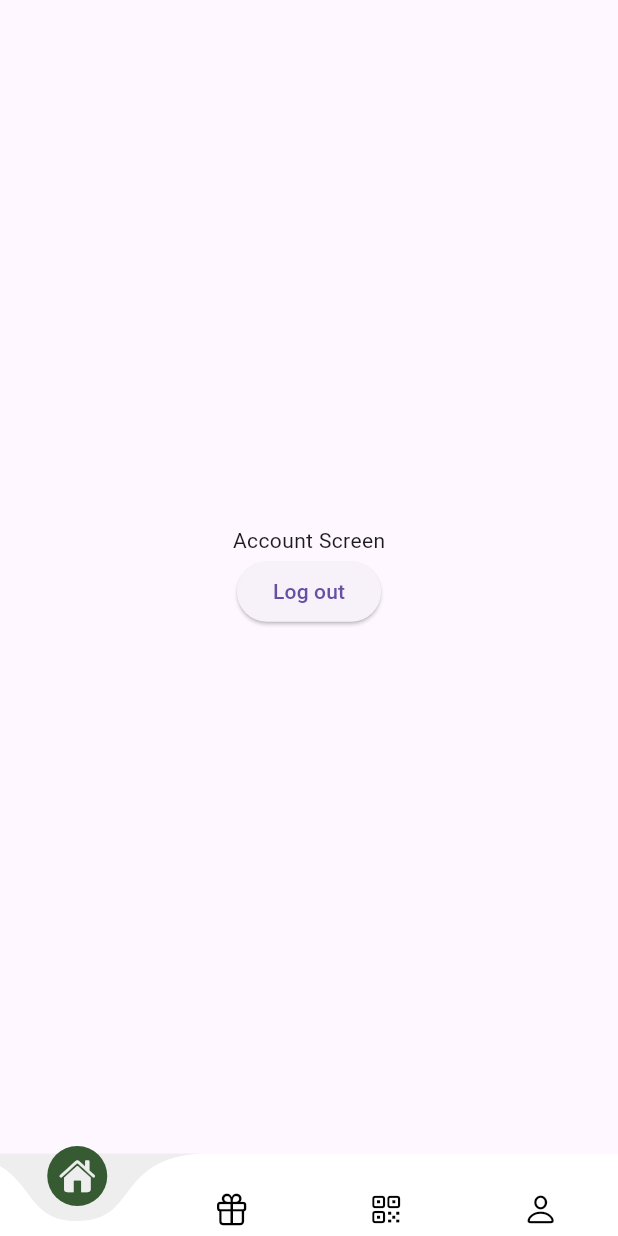
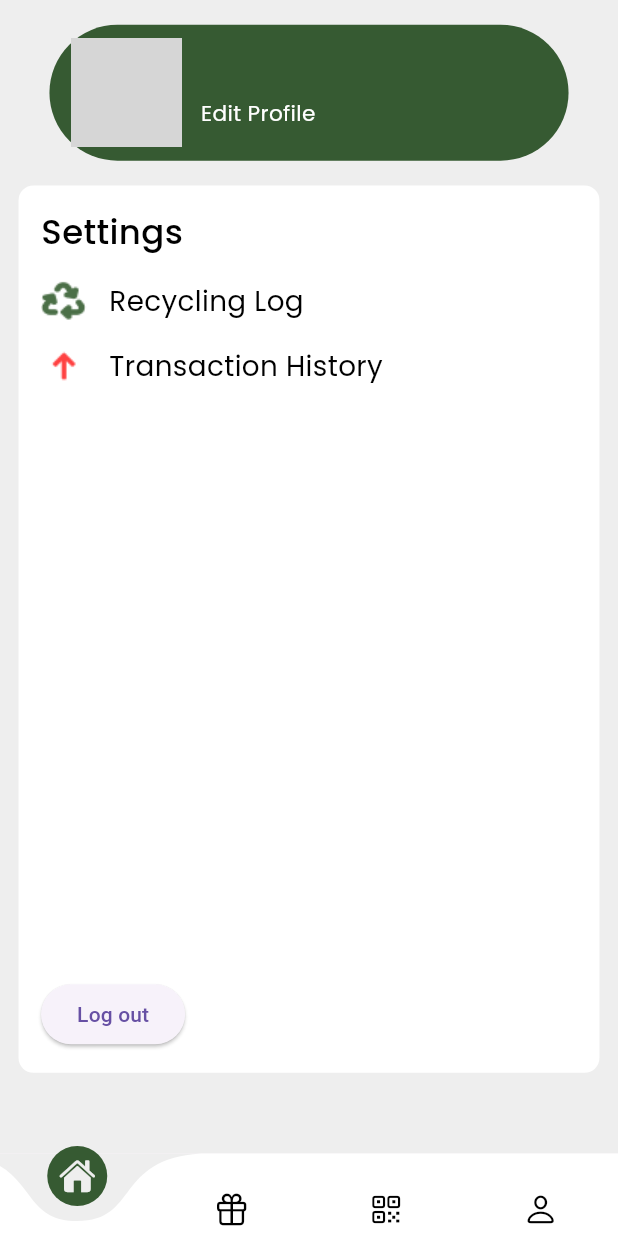
Before and after one commit to kimrolx/EcoPoints-Mobile, a Flutter app: the AccountScreen screen opened by its route, after a tap on "Log out", on a phone screen of 412 x 824 dp. Run offline on Flutter 3.47's test engine with Material 3 defaults, Android fonts, the phone set to English and light mode, and no system bars; drawn by our look-alikes of curved_navigation_bar; our stand-ins replace firebase_auth, firebase_core, flutter_spinkit, flutter_svg, form_field_validator, gap and 6 more; accounts and stored records are empty; network calls fail; grey boxes are pictures that could not be loaded.

Commit message:
added account screen with google picture and name, added placeholders for account subroutes

```diff
--- a/lib/main.dart
+++ b/lib/main.dart
@@ -1,9 +1,11 @@
 import 'package:firebase_core/firebase_core.dart';
 import 'package:flutter/material.dart';
+import 'package:get_it/get_it.dart';
 
 import 'firebase_options.dart';
 import 'src/controllers/auth_controller.dart';
 import 'src/routes/router.dart';
+import 'src/shared/services/user_service.dart';
 import 'src/shared/utils/local_storage_util.dart';
 
 void main() async {
@@ -12,11 +14,16 @@ void main() async {
     options: DefaultFirebaseOptions.currentPlatform,
   );
   await LocalStorage.init();
-  AuthController.initialize();
+  setupServices();
   GlobalRouter.initialize();
   await AuthController.I.loadSession();
 
   runApp(const MainApp());
+}
+
+void setupServices() {
+  GetIt.instance.registerLazySingleton<UserService>(() => UserService());
+  AuthController.initialize();
 }
 
 class MainApp extends StatelessWidget {
--- a/lib/src/features/screens/account-screen/account_screen.dart
+++ b/lib/src/features/screens/account-screen/account_screen.dart
@@ -1,32 +1,114 @@
+import 'package:firebase_auth/firebase_auth.dart';
 import 'package:flutter/material.dart';
+import 'package:get_it/get_it.dart';
 
+import '../../../components/constants/colors/ecopoints_colors.dart';
 import '../../../components/dialogs/loading_dialog.dart';
 import '../../../controllers/auth_controller.dart';
+import '../../../models/setting_option_model.dart';
+import '../../../routes/router.dart';
+import '../../../shared/services/user_service.dart';
+import '../edit-profile-screen/edit_profile_screen.dart';
+import '../recycling-log-screen/recycling_log_screen.dart';
+import 'widgets/edit_profile.dart';
+import 'widgets/settings_menu.dart';
 
-class AccountScreen extends StatelessWidget {
+class AccountScreen extends StatefulWidget {
   static const String route = "/account";
   static const String path = "/account";
-  static const String name = "Account Name";
+  static const String name = "AccountScreen";
   const AccountScreen({super.key});
 
   @override
+  State<AccountScreen> createState() => _AccountScreenState();
+}
+
+class _AccountScreenState extends State<AccountScreen> {
+  final UserService _userService = GetIt.instance<UserService>();
+  User? user;
+  String? photoURL;
+  String? displayName;
+  String? email;
+  late List<SettingOption> settingsOptions;
+
+  @override
+  void initState() {
+    super.initState();
+    getUserInfo();
+    initializeSettingsOptions();
+  }
+
+  void getUserInfo() {
+    setState(() {
+      user = _userService.getCurrentUser();
+      photoURL = _userService.getCurrentUserPhotoURL();
+      displayName = _userService.getCurrentUserName();
+      email = _userService.getCurrentUserEmail();
+    });
+  }
+
+  void initializeSettingsOptions() {
+    settingsOptions = [
+      SettingOption(
+        iconPath: 'assets/icons/recycle-icon.png',
+        name: 'Recycling Log',
+        onTap: onRecyclingLogClick,
+      ),
+      SettingOption(
+        iconPath: 'assets/icons/deduct-icon.png',
+        name: 'Transaction History',
+        onTap: () {
+          //TODO: add transaction history event handler here
+          print('Transaction History tapped');
+        },
+      ),
+    ];
+  }
+
+  @override
   Widget build(BuildContext context) {
+    double width = MediaQuery.of(context).size.width;
+    double height = MediaQuery.of(context).size.height;
+
     return Scaffold(
-      body: Center(
-        child: Column(
-          mainAxisAlignment: MainAxisAlignment.center,
-          children: [
-            const Text("Account Screen"),
-            ElevatedButton(
-              onPressed: () {
-                onLogoutClick(context);
-              },
-              child: const Text("Log out"),
-            ),
-          ],
+      backgroundColor: EcoPointsColors.lighGray,
+      body: SafeArea(
+        child: Center(
+          child: Column(
+            children: [
+              Padding(
+                padding: EdgeInsets.symmetric(
+                    horizontal: width * 0.08, vertical: height * 0.02),
+                child: EditProfileAccountScreen(
+                  onTap: onEditProfileClick,
+                  displayName: displayName ?? "Name Here",
+                  photoURL: photoURL ?? '',
+                ),
+              ),
+              Padding(
+                padding: EdgeInsets.only(
+                  left: width * 0.03,
+                  right: width * 0.03,
+                  bottom: height * 0.02,
+                ),
+                child: SettingsMenuAccountScreen(
+                  settingsOptions: settingsOptions,
+                ),
+              ),
+            ],
+          ),
         ),
       ),
     );
+  }
+
+  onEditProfileClick() {
+    GlobalRouter.I.router.push(EditProfileScreen.route);
+  }
+
+  void onRecyclingLogClick() {
+    GlobalRouter.I.router
+        .push('${AccountScreen.path}/${RecyclingLogScreen.route}');
   }
 
   void onLogoutClick(BuildContext context) {
@@ -35,6 +117,7 @@ class AccountScreen extends StatelessWidget {
       future: Future.delayed(const Duration(seconds: 1)).then((_) async {
         await AuthController.I.logout();
       }),
+      prompt: "Logging out...",
     );
   }
 }
--- /dev/null
+++ b/lib/src/features/screens/account-screen/widgets/edit_profile.dart
@@ -0,0 +1,76 @@
+import 'package:ecopoints/src/components/constants/text_style/ecopoints_themes.dart';
+import 'package:flutter/material.dart';
+import 'package:gap/gap.dart';
+
+import '../../../../components/constants/colors/ecopoints_colors.dart';
+
+class EditProfileAccountScreen extends StatelessWidget {
+  final Function() onTap;
+  final String displayName;
+  final String photoURL;
+  const EditProfileAccountScreen({
+    super.key,
+    required this.onTap,
+    required this.displayName,
+    required this.photoURL,
+  });
+
+  @override
+  Widget build(BuildContext context) {
+    double width = MediaQuery.of(context).size.width;
+    double height = MediaQuery.of(context).size.height;
+
+    return InkWell(
+      onTap: onTap,
+      child: Container(
+        width: width,
+        height: height * 0.11,
+        decoration: BoxDecoration(
+          color: EcoPointsColors.darkGreen,
+          borderRadius: BorderRadius.circular(50),
+        ),
+        child: Padding(
+          padding: EdgeInsets.symmetric(
+            horizontal: width * 0.035,
+            vertical: height * 0.011,
+          ),
+          child: Row(
+            children: [
+              CircleAvatar(
+                backgroundImage: NetworkImage(photoURL),
+                radius: width * 0.09,
+              ),
+              Gap(height * 0.015),
+              Expanded(
+                child: Column(
+                  crossAxisAlignment: CrossAxisAlignment.start,
+                  mainAxisAlignment: MainAxisAlignment.center,
+                  children: [
+                    Flexible(
+                      child: Text(
+                        displayName,
+                        style: EcoPointsTextStyles.whiteTextStyle(
+                          size: width * 0.05,
+                          weight: FontWeight.w600,
+                        ),
+                      ),
+                    ),
+                    Flexible(
+                      child: Text(
+                        "Edit Profile",
+                        style: EcoPointsTextStyles.whiteTextStyle(
+                          size: width * 0.035,
+                          weight: FontWeight.normal,
+                        ),
+                      ),
+                    ),
+                  ],
+                ),
+              ),
+            ],
+          ),
+        ),
+      ),
+    );
+  }
+}
--- /dev/null
+++ b/lib/src/features/screens/account-screen/widgets/settings_menu.dart
@@ -0,0 +1,88 @@
+import 'package:flutter/material.dart';
+import 'package:gap/gap.dart';
+
+import '../../../../components/constants/colors/ecopoints_colors.dart';
+import '../../../../components/constants/text_style/ecopoints_themes.dart';
+import '../../../../components/dialogs/loading_dialog.dart';
+import '../../../../controllers/auth_controller.dart';
+import '../../../../models/setting_option_model.dart';
+
+class SettingsMenuAccountScreen extends StatelessWidget {
+  final List<SettingOption> settingsOptions;
+  const SettingsMenuAccountScreen({super.key, required this.settingsOptions});
+
+  @override
+  Widget build(BuildContext context) {
+    double width = MediaQuery.of(context).size.width;
+    double height = MediaQuery.of(context).size.height;
+
+    return Container(
+      width: width,
+      height: height * 0.718,
+      decoration: BoxDecoration(
+        color: EcoPointsColors.white,
+        borderRadius: BorderRadius.circular(10),
+      ),
+      child: Padding(
+        padding: const EdgeInsets.all(15.0),
+        child: Column(
+          crossAxisAlignment: CrossAxisAlignment.start,
+          children: [
+            Text(
+              "Settings",
+              style: EcoPointsTextStyles.blackTextStyle(
+                size: width * 0.055,
+                weight: FontWeight.w500,
+              ),
+            ),
+            Gap(height * 0.02),
+            Expanded(
+              child: ListView.builder(
+                itemCount: settingsOptions.length,
+                itemBuilder: (context, index) {
+                  final option = settingsOptions[index];
+                  return Column(
+                    children: [
+                      InkWell(
+                        onTap: option.onTap,
+                        child: Row(
+                          children: [
+                            Image.asset(option.iconPath),
+                            Gap(width * 0.035),
+                            Text(
+                              option.name,
+                              style: EcoPointsTextStyles.blackTextStyle(
+                                size: width * 0.045,
+                                weight: FontWeight.normal,
+                              ),
+                            ),
+                          ],
+                        ),
+                      ),
+                      Gap(height * 0.02),
+                    ],
+                  );
+                },
+              ),
+            ),
+            ElevatedButton(
+              onPressed: () {
+                onLogoutClick(context);
+              },
+              child: const Text("Log out"),
+            ),
+          ],
+        ),
+      ),
+    );
+  }
+
+  void onLogoutClick(BuildContext context) {
+    WaitingDialog.show(
+      context,
+      future: Future.delayed(const Duration(seconds: 1)).then((_) async {
+        await AuthController.I.logout();
+      }),
+    );
+  }
+}
--- /dev/null
+++ b/lib/src/features/screens/edit-profile-screen/edit_profile_screen.dart
@@ -0,0 +1,13 @@
+import 'package:flutter/material.dart';
+
+class EditProfileScreen extends StatelessWidget {
+  static const String route = "/edit-profile";
+  static const String path = "/edit-profile";
+  static const String name = "EditProfileScreen";
+  const EditProfileScreen({super.key});
+
+  @override
+  Widget build(BuildContext context) {
+    return const Placeholder();
+  }
+}
--- a/lib/src/features/screens/home-screen/home_screen.dart
+++ b/lib/src/features/screens/home-screen/home_screen.dart
@@ -9,7 +9,7 @@ import 'package:gap/gap.dart';
 class HomeScreen extends StatelessWidget {
   static const String route = "/home";
   static const String path = "/home";
-  static const String name = "Home Screen";
+  static const String name = "HomeScreen";
 
   const HomeScreen({super.key});
 
--- a/lib/src/features/screens/login-screen/login_screen.dart
+++ b/lib/src/features/screens/login-screen/login_screen.dart
@@ -110,8 +110,11 @@ class _LoginScreenState extends State<LoginScreen> {
     if (formKey.currentState?.validate() ?? false) {
       await WaitingDialog.show(
         context,
-        future:
-            AuthController.I.login(username.text.trim(), password.text.trim()),
+        future: Future.delayed(const Duration(seconds: 2)).then(
+          (_) async {
+            AuthController.I.login(username.text.trim(), password.text.trim());
+          },
+        ),
       );
     }
   }
--- /dev/null
+++ b/lib/src/features/screens/recycling-log-screen/recycling_log_screen.dart
@@ -0,0 +1,18 @@
+import 'package:flutter/material.dart';
+
+import '../../../components/constants/colors/ecopoints_colors.dart';
+
+class RecyclingLogScreen extends StatelessWidget {
+  static const String route = "recycling-log";
+  static const String path = "recycling-log";
+  static const String name = "Recycling Log Screen";
+  const RecyclingLogScreen({super.key});
+
+  @override
+  Widget build(BuildContext context) {
+    return const Scaffold(
+      backgroundColor: EcoPointsColors.lighGray,
+      body: Center(child: Text("Recycling Log")),
+    );
+  }
+}
--- a/lib/src/features/screens/register-screen/registration_screen.dart
+++ b/lib/src/features/screens/register-screen/registration_screen.dart
@@ -118,9 +118,15 @@ class _RegistrationScreenState extends State<RegistrationScreen> {
 
   onRegisterButtonClick() {
     if (formKey.currentState?.validate() ?? false) {
-      WaitingDialog.show(context,
-          future: AuthController.I
-              .register(email.text.trim(), password.text.trim()));
+      WaitingDialog.show(
+        context,
+        future: Future.delayed(const Duration(seconds: 2)).then(
+          (_) async {
+            await AuthController.I
+                .register(email.text.trim(), password.text.trim());
+          },
+        ),
+      );
     }
   }
 
--- a/lib/src/features/screens/rewards-catalog-screen/rewards_catalog_screen.dart
+++ b/lib/src/features/screens/rewards-catalog-screen/rewards_catalog_screen.dart
@@ -1,9 +1,9 @@
 import 'package:flutter/material.dart';
 
 class RewardsCatalogScreen extends StatelessWidget {
-  static const String route = "/rewardscatalog";
-  static const String path = "/rewardscatalog";
-  static const String name = "Rewards Catalog Screen";
+  static const String route = "/rewards";
+  static const String path = "/rewards";
+  static const String name = "RewardsCatalogScreen";
   const RewardsCatalogScreen({super.key});
 
   @override
--- a/lib/src/features/screens/scan_qr_screen.dart
+++ b/lib/src/features/screens/scan_qr_screen.dart
@@ -1,14 +1,16 @@
+import 'package:ecopoints/src/components/constants/colors/ecopoints_colors.dart';
 import 'package:flutter/material.dart';
 
 class ScanQRScreen extends StatelessWidget {
-  static const String route = "/scanQR";
-  static const String path = "/scanQR";
-  static const String name = "Scan QR Screen";
+  static const String route = "/scanqr";
+  static const String path = "/scanqr";
+  static const String name = "ScanQRScreen";
   const ScanQRScreen({super.key});
 
   @override
   Widget build(BuildContext context) {
     return const Scaffold(
+      backgroundColor: EcoPointsColors.lighGray,
       body: Center(
         child: Text("QR"),
       ),
--- /dev/null
+++ b/lib/src/models/setting_option_model.dart
@@ -0,0 +1,11 @@
+class SettingOption {
+  final String iconPath;
+  final String name;
+  final Function() onTap;
+
+  SettingOption({
+    required this.iconPath,
+    required this.onTap,
+    required this.name,
+  });
+}
--- a/lib/src/routes/router.dart
+++ b/lib/src/routes/router.dart
@@ -5,10 +5,12 @@ import 'package:go_router/go_router.dart';
 import '../controllers/auth_controller.dart';
 import '../enums/enum.dart';
 import '../features/screens/account-screen/account_screen.dart';
+import '../features/screens/edit-profile-screen/edit_profile_screen.dart';
 import '../features/screens/home-screen/home_screen.dart';
 import '../features/screens/home-screen/wrapper.dart';
 import '../features/screens/login-screen/login_screen.dart';
 import '../features/screens/forgot_password_screen.dart';
+import '../features/screens/recycling-log-screen/recycling_log_screen.dart';
 import '../features/screens/register-screen/registration_screen.dart';
 import '../features/screens/rewards-catalog-screen/rewards_catalog_screen.dart';
 import '../features/screens/scan_qr_screen.dart';
@@ -76,6 +78,22 @@ class GlobalRouter {
             return const RegistrationScreen();
           },
         ),
+        GoRoute(
+          parentNavigatorKey: _rootNavigatorKey,
+          path: ForgotPasswordScreen.route,
+          name: ForgotPasswordScreen.name,
+          builder: (context, _) {
+            return const ForgotPasswordScreen();
+          },
+        ),
+        GoRoute(
+          parentNavigatorKey: _rootNavigatorKey,
+          path: EditProfileScreen.route,
+          name: EditProfileScreen.name,
+          builder: (context, _) {
+            return const EditProfileScreen();
+          },
+        ),
         ShellRoute(
           navigatorKey: _shellNavigatorKey,
           routes: [
@@ -110,6 +128,16 @@ class GlobalRouter {
               builder: (context, _) {
                 return const AccountScreen();
               },
+              routes: [
+                GoRoute(
+                  parentNavigatorKey: _shellNavigatorKey,
+                  path: RecyclingLogScreen.route,
+                  name: RecyclingLogScreen.name,
+                  builder: (context, _) {
+                    return const RecyclingLogScreen();
+                  },
+                ),
+              ],
             ),
           ],
           builder: (context, state, child) {
--- /dev/null
+++ b/lib/src/shared/services/user_service.dart
@@ -0,0 +1,21 @@
+import 'package:firebase_auth/firebase_auth.dart';
+
+class UserService {
+  final FirebaseAuth _firebaseAuth = FirebaseAuth.instance;
+
+  User? getCurrentUser() {
+    return _firebaseAuth.currentUser;
+  }
+
+  String? getCurrentUserPhotoURL() {
+    return _firebaseAuth.currentUser?.photoURL;
+  }
+
+  String? getCurrentUserName() {
+    return _firebaseAuth.currentUser?.displayName;
+  }
+
+  String? getCurrentUserEmail() {
+    return _firebaseAuth.currentUser?.email;
+  }
+}
```
Also changed, not shown: assets/icons/deduct-icon.png (added), assets/icons/recycle-icon.png (added).
